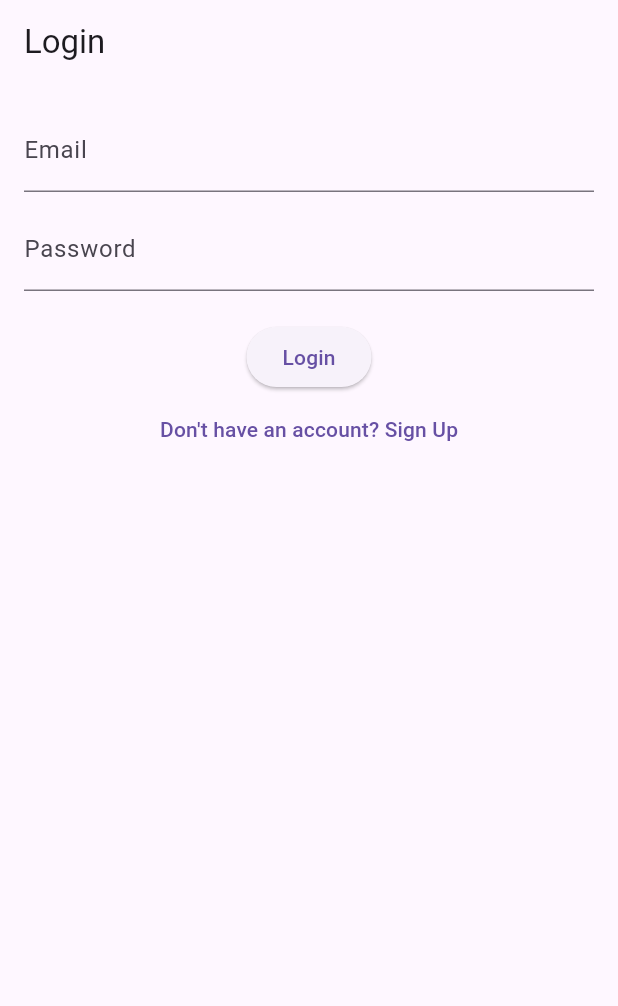
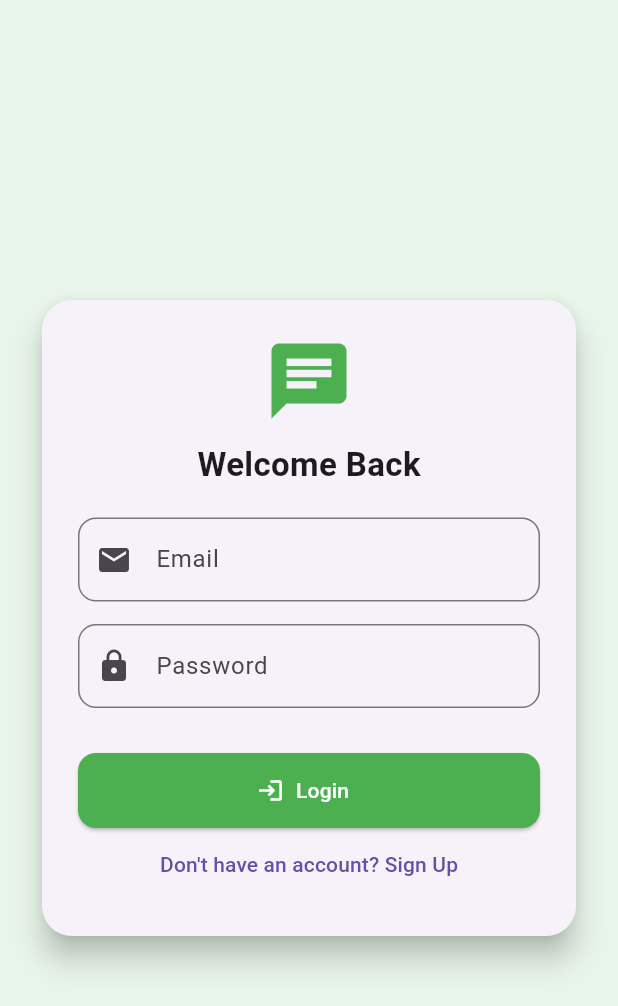
Before and after one commit to syhenn1/flutter_simplecrud_firebase, a Flutter app: the screen it shows after launch, on a phone screen of 412 x 824 dp. Shown: the top 1006 px of the screen. Run offline on Flutter 3.47's test engine with Material 3 defaults, Android fonts, the phone set to English and light mode, and no system bars; our stand-ins replace firebase_auth, firebase_core, firebase_database; accounts and stored records are empty.

Commit message:
ok putih

```diff
--- a/lib/main.dart
+++ b/lib/main.dart
@@ -21,8 +21,11 @@ class MyApp extends StatelessWidget {
   @override
   Widget build(BuildContext context) {
     return MaterialApp(
-      title: 'Firebase Chat',
-      theme: ThemeData(primarySwatch: Colors.blue),
+      title: 'Chat App',
+      theme: ThemeData(
+        primarySwatch: Colors.green,
+        useMaterial3: true,
+      ),
       home: const AuthPage(),
     );
   }
@@ -43,10 +46,7 @@ class _AuthPageState extends State<AuthPage> {
   String errorMessage = '';
 
   void handleAuth() async {
-    setState(() {
-      errorMessage = ''; // Reset the error message
-    });
-
+    setState(() => errorMessage = '');
     try {
       UserCredential userCredential;
       if (isLogin) {
@@ -75,11 +75,9 @@ class _AuthPageState extends State<AuthPage> {
           ),
         ),
       );
-    } on FirebaseAuthException catch (e) {
+    } on FirebaseAuthException {
       setState(() {
-        {
         errorMessage = 'Authentication failed. Please try again.';
-        }
       });
     }
   }
@@ -87,42 +85,81 @@ class _AuthPageState extends State<AuthPage> {
   @override
   Widget build(BuildContext context) {
     return Scaffold(
-      appBar: AppBar(title: Text(isLogin ? 'Login' : 'Sign Up')),
-      body: Padding(
-        padding: const EdgeInsets.all(16),
+      backgroundColor: Colors.green[50],
+      body: Center(
+        child: SingleChildScrollView(
+          padding: const EdgeInsets.symmetric(horizontal: 24),
+          child: Card(
+            elevation: 8,
+            shape:
+                RoundedRectangleBorder(borderRadius: BorderRadius.circular(20)),
+            child: Padding(
+              padding: const EdgeInsets.all(24),
               child: Column(
+                mainAxisSize: MainAxisSize.min,
                 children: [
-            TextField(
+                  const Icon(Icons.chat, size: 60, color: Colors.green),
+                  const SizedBox(height: 10),
+                  Text(
+                    isLogin ? 'Welcome Back' : 'Create Account',
+                    style: const TextStyle(
+                        fontSize: 22, fontWeight: FontWeight.bold),
+                  ),
+                  const SizedBox(height: 20),
+                  TextFormField(
                     controller: emailController,
-              decoration: const InputDecoration(labelText: 'Email'),
+                    decoration: InputDecoration(
+                      prefixIcon: const Icon(Icons.email),
+                      labelText: 'Email',
+                      border: OutlineInputBorder(
+                        borderRadius: BorderRadius.circular(12),
+                      ),
+                    ),
+                  ),
+                  const SizedBox(height: 15),
+                  TextFormField(
+                    controller: passwordController,
+                    obscureText: true,
+                    decoration: InputDecoration(
+                      prefixIcon: const Icon(Icons.lock),
+                      labelText: 'Password',
+                      border: OutlineInputBorder(
+                        borderRadius: BorderRadius.circular(12),
+                      ),
+                    ),
+                  ),
+                  const SizedBox(height: 20),
+                  if (errorMessage.isNotEmpty)
+                    Text(
+                      errorMessage,
+                      style: const TextStyle(color: Colors.red),
                     ),
                   const SizedBox(height: 10),
-            TextField(
-              controller: passwordController,
-              decoration: const InputDecoration(labelText: 'Password'),
-              obscureText: true,
+                  ElevatedButton.icon(
+                    style: ElevatedButton.styleFrom(
+                      backgroundColor: Colors.green,
+                      foregroundColor: Colors.white,
+                      minimumSize: const Size.fromHeight(50),
+                      shape: RoundedRectangleBorder(
+                        borderRadius: BorderRadius.circular(12),
                       ),
-            const SizedBox(height: 20),
-            ElevatedButton(
+                    ),
+                    icon: Icon(isLogin ? Icons.login : Icons.person_add),
+                    label: Text(isLogin ? 'Login' : 'Sign Up'),
                     onPressed: handleAuth,
-              child: Text(isLogin ? 'Login' : 'Sign Up'),
-            ),
-            if (errorMessage.isNotEmpty)
-              Padding(
-                padding: const EdgeInsets.all(8.0),
-                child: Text(
-                  errorMessage,
-                  style: const TextStyle(
-                      color: Colors.red, fontWeight: FontWeight.bold),
-                ),
                   ),
                   TextButton(
                     onPressed: () => setState(() => isLogin = !isLogin),
-              child: Text(isLogin
+                    child: Text(
+                      isLogin
                           ? "Don't have an account? Sign Up"
-                  : "Already have an account? Login"),
+                          : "Already have an account? Login",
+                    ),
                   ),
                 ],
+              ),
+            ),
+          ),
         ),
       ),
     );
@@ -130,8 +167,6 @@ class _AuthPageState extends State<AuthPage> {
 }
 
 // ======================= CHAT ROOM =======================
-
-// ======================= CHAT ROOM DENGAN EDIT / HAPUS =======================
 
 class ChatRoomPage extends StatefulWidget {
   final String userNim;
@@ -231,7 +266,7 @@ class _ChatRoomPageState extends State<ChatRoomPage> {
   Widget build(BuildContext context) {
     return Scaffold(
       appBar: AppBar(
-        title: Text('Roomchat - ${widget.userName}'),
+        title: Text('Chat - ${widget.userName}'),
         actions: [
           IconButton(
             icon: const Icon(Icons.logout),
@@ -285,10 +320,18 @@ class _ChatRoomPageState extends State<ChatRoomPage> {
                           child: Container(
                             padding: const EdgeInsets.all(12),
                             margin: const EdgeInsets.symmetric(
-                                vertical: 4, horizontal: 8),
+                                vertical: 6, horizontal: 10),
                             decoration: BoxDecoration(
-                              color: isMe ? Colors.blue[100] : Colors.grey[300],
-                              borderRadius: BorderRadius.circular(12),
+                              color:
+                                  isMe ? Colors.green[100] : Colors.grey[200],
+                              borderRadius: BorderRadius.only(
+                                topLeft:
+                                    Radius.circular(isMe ? 12 : 0),
+                                topRight:
+                                    Radius.circular(isMe ? 0 : 12),
+                                bottomLeft: const Radius.circular(12),
+                                bottomRight: const Radius.circular(12),
+                              ),
                             ),
                             child: Column(
                               crossAxisAlignment: CrossAxisAlignment.start,
@@ -311,24 +354,43 @@ class _ChatRoomPageState extends State<ChatRoomPage> {
               },
             ),
           ),
+
+          // =========== Chat input ==============
           Padding(
-            padding: const EdgeInsets.all(8.0),
+            padding: const EdgeInsets.fromLTRB(12, 8, 12, 12),
+            child: Container(
+              decoration: BoxDecoration(
+                color: Colors.white,
+                border: Border.all(color: Colors.green.shade100),
+                borderRadius: BorderRadius.circular(20),
+                boxShadow: const [
+                  BoxShadow(
+                    color: Colors.black12,
+                    blurRadius: 4,
+                    offset: Offset(0, 2),
+                  )
+                ],
+              ),
               child: Row(
                 children: [
                   Expanded(
+                    child: Padding(
+                      padding: const EdgeInsets.symmetric(horizontal: 12),
                       child: TextField(
                         controller: chatController,
                         decoration: const InputDecoration(
                           hintText: 'Ketik pesan...',
-                      border: OutlineInputBorder(),
+                          border: InputBorder.none,
+                        ),
                       ),
                     ),
                   ),
                   IconButton(
-                  icon: const Icon(Icons.send, color: Colors.blue),
+                    icon: const Icon(Icons.send, color: Colors.green),
                     onPressed: sendMessage,
                   ),
                 ],
+              ),
             ),
           ),
         ],
```
Also changed, not shown: pubspec.lock. Lines whose indentation alone changed are shown as unchanged.
